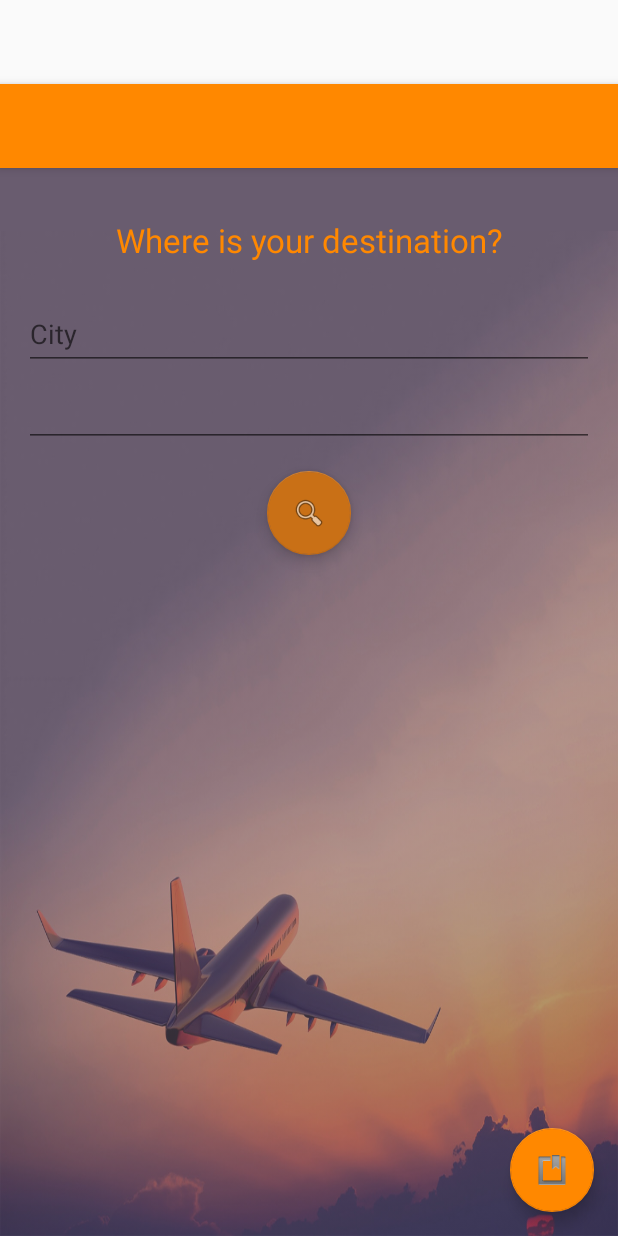
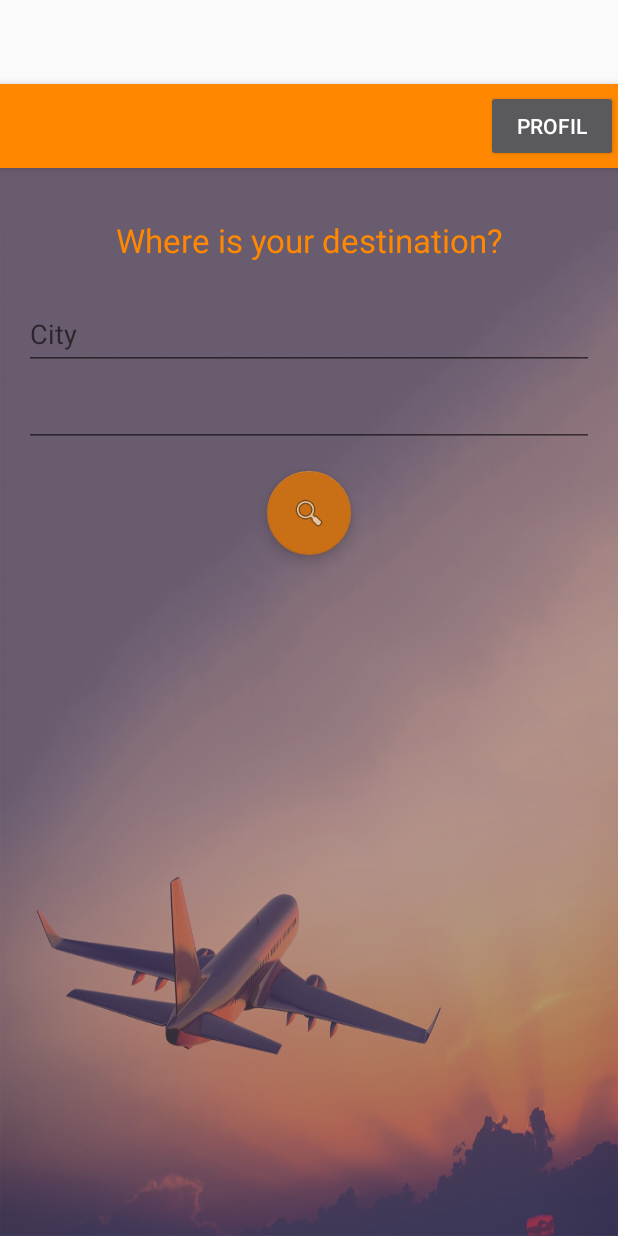
Before and after one commit to BeeGuide/Android, an Android app: the layout activity_main.xml on its own in the app's theme, with its tools: preview values and no code run, on a phone screen of 412 x 824 dp. Run offline under Robolectric (Android 15) with nearby library versions, the phone set to English and light mode, and no system bars.

Commit message:
Profil button

```diff
--- a/app/src/main/java/fr/beeguide/beeguide/MainActivity.kt
+++ b/app/src/main/java/fr/beeguide/beeguide/MainActivity.kt
@@ -10,6 +10,7 @@ import android.view.KeyEvent
 import android.view.inputmethod.EditorInfo
 import android.widget.ArrayAdapter
 import android.widget.AutoCompleteTextView
+import android.widget.Button
 import android.widget.TextView
 
 
@@ -27,7 +28,7 @@ class MainActivity : AppCompatActivity() {
         setSupportActionBar(toolbar)
 
         val goButton = findViewById(R.id.button) as FloatingActionButton
-        val fabButton = findViewById(R.id.fab) as FloatingActionButton
+        val fabButton = findViewById(R.id.fab) as Button
 
         val intent = intent
         // TODO: User is not here, idiot !
--- a/app/src/main/res/layout/activity_main.xml
+++ b/app/src/main/res/layout/activity_main.xml
@@ -7,29 +7,46 @@
     android:fitsSystemWindows="true"
     tools:context="fr.beeguide.beeguide.MainActivity">
 
+
+    <include layout="@layout/content_main" />
+
+
+
     <android.support.design.widget.AppBarLayout
         android:layout_width="match_parent"
         android:layout_height="wrap_content"
         android:theme="@style/AppTheme.AppBarOverlay">
+
+
 
         <android.support.v7.widget.Toolbar
             android:id="@+id/toolbar"
             android:layout_width="match_parent"
             android:layout_height="?attr/actionBarSize"
             android:background="@android:color/holo_orange_dark"
-            app:popupTheme="@style/AppTheme.PopupOverlay" />
+            app:popupTheme="@style/AppTheme.PopupOverlay"
+            android:weightSum="1">
+
+            <RelativeLayout
+                android:layout_width="match_parent"
+                android:layout_height="match_parent">
+
+                <Button
+                    android:id="@+id/fab"
+                    android:layout_width="wrap_content"
+                    android:layout_height="wrap_content"
+                    android:text="Profil"
+                    android:layout_centerVertical="true"
+                    android:layout_alignParentRight="true"
+                    android:layout_alignParentEnd="true" />
+            </RelativeLayout>
+
+
+
+        </android.support.v7.widget.Toolbar>
+
+
 
     </android.support.design.widget.AppBarLayout>
 
-    <include layout="@layout/content_main" />
-
-    <android.support.design.widget.FloatingActionButton
-        android:id="@+id/fab"
-        android:layout_width="wrap_content"
-        android:layout_height="wrap_content"
-        android:layout_gravity="bottom|end"
-        android:layout_margin="@dimen/fab_margin"
-        app:srcCompat="@android:drawable/ic_input_get"
-        app:backgroundTint="@android:color/holo_orange_dark" />
-
 </android.support.design.widget.CoordinatorLayout>
--- a/app/src/main/res/layout/activity_profil.xml
+++ b/app/src/main/res/layout/activity_profil.xml
@@ -1,6 +1,6 @@
 <?xml version="1.0" encoding="utf-8"?>
 <ScrollView xmlns:android="http://schemas.android.com/apk/res/android"
-
+    xmlns:tools="http://schemas.android.com/tools"
     android:layout_width="match_parent"
     android:layout_height="match_parent"
     android:background="@android:color/holo_orange_dark">
```
